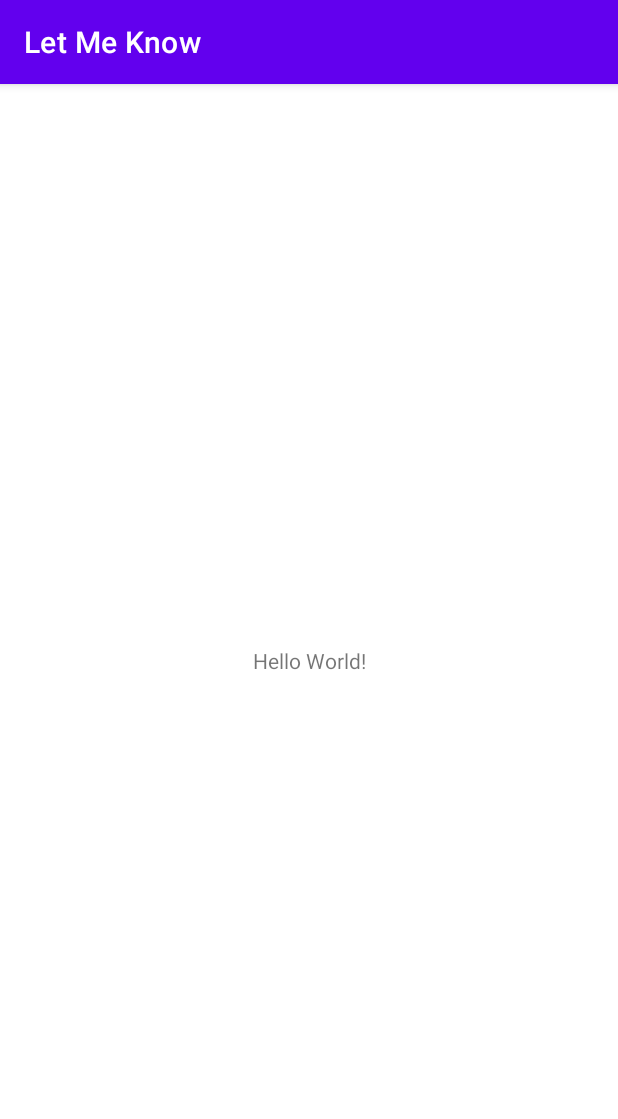
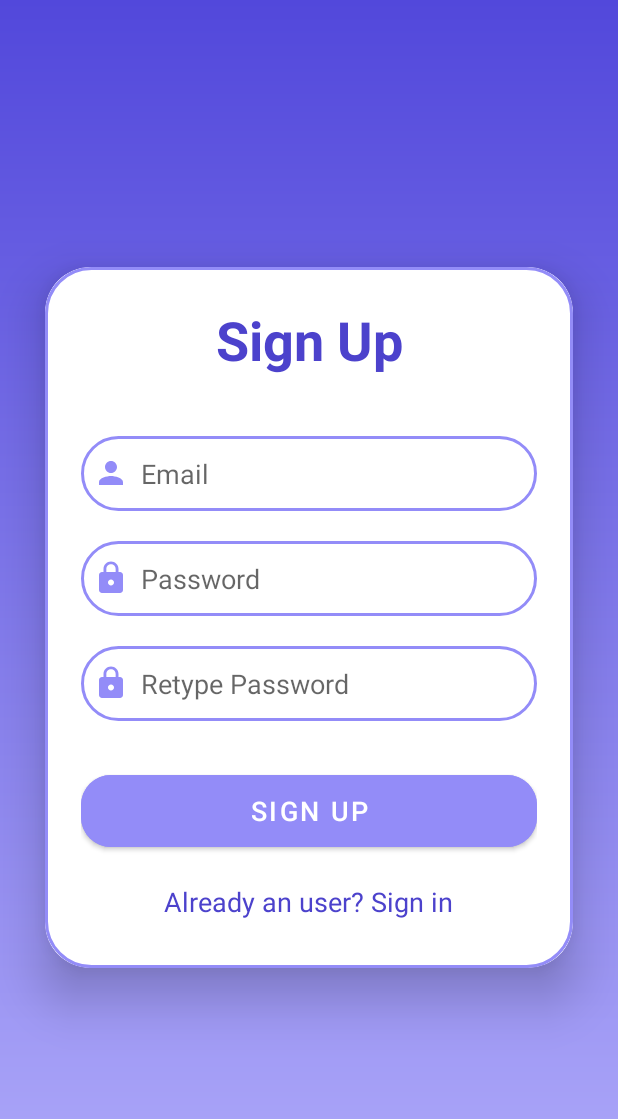
Before and after one commit to saranshs17/LetMeKnow, an Android app: the screen it shows after launch (MainActivity before the commit, SignUpActivity after it), on a phone screen of 412 x 824 dp. Shown: the top 1119 px of the screen. Run offline under Robolectric (Android 15) with nearby library versions, the phone set to English and light mode, and no system bars; our stand-ins replace Firebase (no records; nobody signed in at launch, a user with empty details on screens opened directly).

Commit message:
Final Commit

```diff
--- a/app/build.gradle
+++ b/app/build.gradle
@@ -1,6 +1,7 @@
 plugins {
     id 'com.android.application'
     id 'org.jetbrains.kotlin.android'
+    id 'com.google.gms.google-services'
 }
 
 android {
@@ -30,6 +31,9 @@ android {
     kotlinOptions {
         jvmTarget = '1.8'
     }
+    buildFeatures{
+        viewBinding= true
+    }
 }
 
 dependencies {
@@ -38,6 +42,7 @@ dependencies {
     implementation 'androidx.appcompat:appcompat:1.6.1'
     implementation 'com.google.android.material:material:1.8.0'
     implementation 'androidx.constraintlayout:constraintlayout:2.1.4'
+    implementation 'com.google.firebase:firebase-auth:21.1.0'
     testImplementation 'junit:junit:4.13.2'
     androidTestImplementation 'androidx.test.ext:junit:1.1.5'
     androidTestImplementation 'androidx.test.espresso:espresso-core:3.5.1'
--- /dev/null
+++ b/app/src/main/java/com/example/letmeknow/SignUpActivity.kt
@@ -0,0 +1,46 @@
+package com.example.letmeknow
+
+import android.content.Intent
+import androidx.appcompat.app.AppCompatActivity
+import android.os.Bundle
+import android.widget.Toast
+import com.example.letmeknow.databinding.ActivitySignUpBinding
+import com.google.firebase.auth.FirebaseAuth
+
+class SignUpActivity : AppCompatActivity() {
+    private lateinit var binding: ActivitySignUpBinding
+    private lateinit var firebaseAuth: FirebaseAuth
+    override fun onCreate(savedInstanceState: Bundle?) {
+        super.onCreate(savedInstanceState)
+        binding = ActivitySignUpBinding.inflate(layoutInflater)
+        setContentView(binding.root)
+
+        firebaseAuth = FirebaseAuth.getInstance()
+        binding.directsignin.setOnClickListener {
+            val intent = Intent(this, SignInActivity::class.java)
+            startActivity(intent)
+        }
+        binding.signupButton.setOnClickListener {
+            val email = binding.signupEmail.text.toString()
+            val pass = binding.signupPass.text.toString()
+            val repass = binding.signupRepass.text.toString()
+            if (email.isNotEmpty() && pass.isNotEmpty()&& repass.isNotEmpty()) {
+                if (pass == repass) {
+
+                    firebaseAuth.createUserWithEmailAndPassword(email, pass).addOnCompleteListener {
+                        if (it.isSuccessful) {
+                            val intent = Intent(this, SignInActivity::class.java)
+                            startActivity(intent)
+                        } else {
+                            Toast.makeText(this, it.exception.toString(), Toast.LENGTH_SHORT).show()
+                        }
+                    }
+                } else {
+                    Toast.makeText(this, "Password is not matching", Toast.LENGTH_SHORT).show()
+                }
+            } else {
+                Toast.makeText(this, "Empty Fields are not allowed!!", Toast.LENGTH_SHORT).show()
+            }
+        }
+    }
+}
--- /dev/null
+++ b/app/src/main/res/drawable/bg_sign_in_up.xml
@@ -0,0 +1,7 @@
+<?xml version="1.0" encoding="utf-8"?>
+<shape xmlns:android="http://schemas.android.com/apk/res/android">
+    <gradient
+        android:startColor="@color/c1"
+        android:endColor="@color/c2"
+        android:angle="270"/>
+</shape>
--- /dev/null
+++ b/app/src/main/res/drawable/custom_text.xml
@@ -0,0 +1,11 @@
+<?xml version="1.0" encoding="utf-8"?>
+<shape xmlns:android="http://schemas.android.com/apk/res/android"
+    android:shape="rectangle">
+    <stroke
+        android:width="2dp"
+        android:color="@color/c4"
+        />
+    <corners
+        android:radius="30dp"
+        />
+</shape>
--- /dev/null
+++ b/app/src/main/res/drawable/ic_baseline_lock_24.xml
@@ -0,0 +1,5 @@
+<vector android:height="24dp" android:tint="#938CF8"
+    android:viewportHeight="24" android:viewportWidth="24"
+    android:width="24dp" xmlns:android="http://schemas.android.com/apk/res/android">
+    <path android:fillColor="@android:color/white" android:pathData="M18,8h-1L17,6c0,-2.76 -2.24,-5 -5,-5S7,3.24 7,6v2L6,8c-1.1,0 -2,0.9 -2,2v10c0,1.1 0.9,2 2,2h12c1.1,0 2,-0.9 2,-2L20,10c0,-1.1 -0.9,-2 -2,-2zM12,17c-1.1,0 -2,-0.9 -2,-2s0.9,-2 2,-2 2,0.9 2,2 -0.9,2 -2,2zM15.1,8L8.9,8L8.9,6c0,-1.71 1.39,-3.1 3.1,-3.1 1.71,0 3.1,1.39 3.1,3.1v2z"/>
+</vector>
--- /dev/null
+++ b/app/src/main/res/drawable/ic_baseline_person_24.xml
@@ -0,0 +1,5 @@
+<vector android:height="24dp" android:tint="#938CF8"
+    android:viewportHeight="24" android:viewportWidth="24"
+    android:width="24dp" xmlns:android="http://schemas.android.com/apk/res/android">
+    <path android:fillColor="@android:color/white" android:pathData="M12,12c2.21,0 4,-1.79 4,-4s-1.79,-4 -4,-4 -4,1.79 -4,4 1.79,4 4,4zM12,14c-2.67,0 -8,1.34 -8,4v2h16v-2c0,-2.66 -5.33,-4 -8,-4z"/>
+</vector>
--- /dev/null
+++ b/app/src/main/res/layout/activity_sign_up.xml
@@ -0,0 +1,95 @@
+<?xml version="1.0" encoding="utf-8"?>
+<LinearLayout xmlns:android="http://schemas.android.com/apk/res/android"
+    xmlns:app="http://schemas.android.com/apk/res-auto"
+    xmlns:tools="http://schemas.android.com/tools"
+    android:layout_width="match_parent"
+    android:layout_height="match_parent"
+    android:orientation="vertical"
+    android:gravity="center"
+    android:background="@drawable/bg_sign_in_up"
+    tools:context=".SignUpActivity">
+
+    <androidx.cardview.widget.CardView
+        android:layout_width="match_parent"
+        android:layout_height="wrap_content"
+        android:layout_margin="30dp"
+        app:cardCornerRadius="30dp"
+        app:cardElevation="20dp">
+
+        <LinearLayout
+            android:layout_width="match_parent"
+            android:layout_height="wrap_content"
+            android:layout_gravity="center_horizontal"
+            android:background="@drawable/custom_text"
+            android:orientation="vertical"
+            android:padding="24dp">
+
+            <TextView
+                android:layout_width="match_parent"
+                android:layout_height="wrap_content"
+                android:text="Sign Up"
+                android:textAlignment="center"
+                android:textSize="36sp"
+                android:textStyle="bold"
+                android:textColor="@color/c3"/>
+
+            <EditText
+                android:id="@+id/signup_email"
+                android:layout_width="match_parent"
+                android:layout_height="50dp"
+                android:layout_marginTop="40dp"
+                android:background="@drawable/custom_text"
+                android:drawableLeft="@drawable/ic_baseline_person_24"
+                android:drawablePadding="8dp"
+                android:hint="Email"
+                android:padding="8dp"
+                android:textColor="@color/black" />
+
+            <EditText
+                android:id="@+id/signup_pass"
+                android:layout_width="match_parent"
+                android:layout_height="50dp"
+                android:layout_marginTop="20dp"
+                android:background="@drawable/custom_text"
+                android:drawableLeft="@drawable/ic_baseline_lock_24"
+                android:drawablePadding="8dp"
+                android:hint="Password"
+                android:inputType="textPassword"
+                android:padding="8dp"
+                android:textColor="@color/black" />
+            <EditText
+                android:id="@+id/signup_repass"
+                android:layout_width="match_parent"
+                android:layout_height="50dp"
+                android:layout_marginTop="20dp"
+                android:background="@drawable/custom_text"
+                android:drawableLeft="@drawable/ic_baseline_lock_24"
+                android:drawablePadding="8dp"
+                android:hint="Retype Password"
+                android:inputType="textPassword"
+                android:padding="8dp"
+                android:textColor="@color/black" />
+
+            <Button
+                android:id="@+id/signup_button"
+                android:layout_width="match_parent"
+                android:layout_height="60dp"
+                android:layout_marginTop="30dp"
+                android:text="Sign Up"
+                android:textSize="18sp"
+                app:cornerRadius="20dp"
+                android:backgroundTint="@color/c4"/>
+
+            <TextView
+                android:id="@+id/directsignin"
+                android:layout_width="wrap_content"
+                android:layout_height="wrap_content"
+                android:layout_gravity="center"
+                android:layout_marginTop="10dp"
+                android:padding="8dp"
+                android:text="Already an user? Sign in"
+                android:textSize="18sp"
+                android:textColor="@color/c3"/>
+        </LinearLayout>
+    </androidx.cardview.widget.CardView>
+</LinearLayout>
--- a/app/src/main/res/values-night/themes.xml
+++ b/app/src/main/res/values-night/themes.xml
@@ -1,9 +1,9 @@
 <resources xmlns:tools="http://schemas.android.com/tools">
     <!-- Base application theme. -->
-    <style name="Theme.LetMeKnow" parent="Theme.MaterialComponents.DayNight.DarkActionBar">
+    <style name="Theme.LetMeKnow" parent="Theme.MaterialComponents.DayNight.NoActionBar">
         <!-- Primary brand color. -->
         <item name="colorPrimary">@color/purple_200</item>
-        <item name="colorPrimaryVariant">@color/purple_700</item>
+        <item name="colorPrimaryVariant">@color/c1</item>
         <item name="colorOnPrimary">@color/black</item>
         <!-- Secondary brand color. -->
         <item name="colorSecondary">@color/teal_200</item>
--- a/app/src/main/res/values/colors.xml
+++ b/app/src/main/res/values/colors.xml
@@ -7,4 +7,9 @@
     <color name="teal_700">#FF018786</color>
     <color name="black">#FF000000</color>
     <color name="white">#FFFFFFFF</color>
+
+    <color name="c1">#5248DB</color>
+    <color name="c2">#B0ABFA</color>
+    <color name="c3">#4C42CC</color>
+    <color name="c4">#938CF8</color>
 </resources>
--- a/app/src/main/res/values/themes.xml
+++ b/app/src/main/res/values/themes.xml
@@ -1,9 +1,9 @@
 <resources xmlns:tools="http://schemas.android.com/tools">
     <!-- Base application theme. -->
-    <style name="Theme.LetMeKnow" parent="Theme.MaterialComponents.DayNight.DarkActionBar">
+    <style name="Theme.LetMeKnow" parent="Theme.MaterialComponents.DayNight.NoActionBar">
         <!-- Primary brand color. -->
         <item name="colorPrimary">@color/purple_500</item>
-        <item name="colorPrimaryVariant">@color/purple_700</item>
+        <item name="colorPrimaryVariant">@color/c1</item>
         <item name="colorOnPrimary">@color/white</item>
         <!-- Secondary brand color. -->
         <item name="colorSecondary">@color/teal_200</item>
--- a/build.gradle
+++ b/build.gradle
@@ -1,4 +1,8 @@
-// Top-level build file where you can add configuration options common to all sub-projects/modules.
+buildscript {
+    dependencies {
+        classpath 'com.google.gms:google-services:4.3.15'
+    }
+}// Top-level build file where you can add configuration options common to all sub-projects/modules.
 plugins {
     id 'com.android.application' version '7.4.0' apply false
     id 'com.android.library' version '7.4.0' apply false
```
Also changed, not shown: app/src/main/AndroidManifest.xml (+13 -5 lines), app/src/main/java/com/example/letmeknow/SignInActivity.kt (added, +41 -0 lines), app/src/main/res/layout/activity_main.xml (+8 -3 lines), app/src/main/res/layout/activity_sign_in.xml (added, +83 -0 lines).
